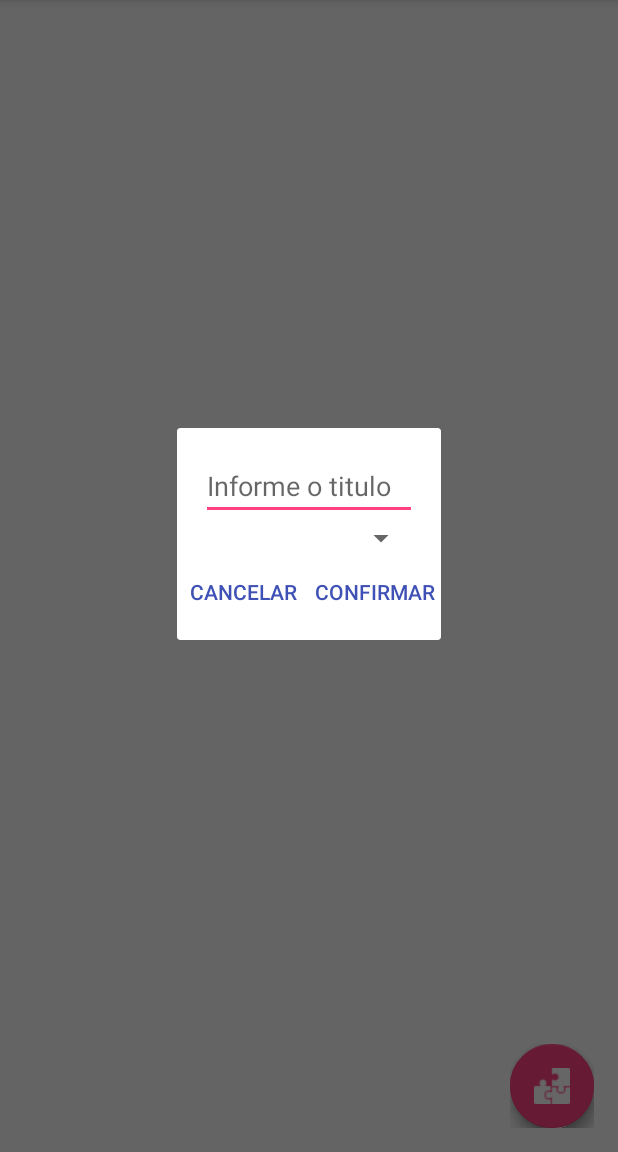
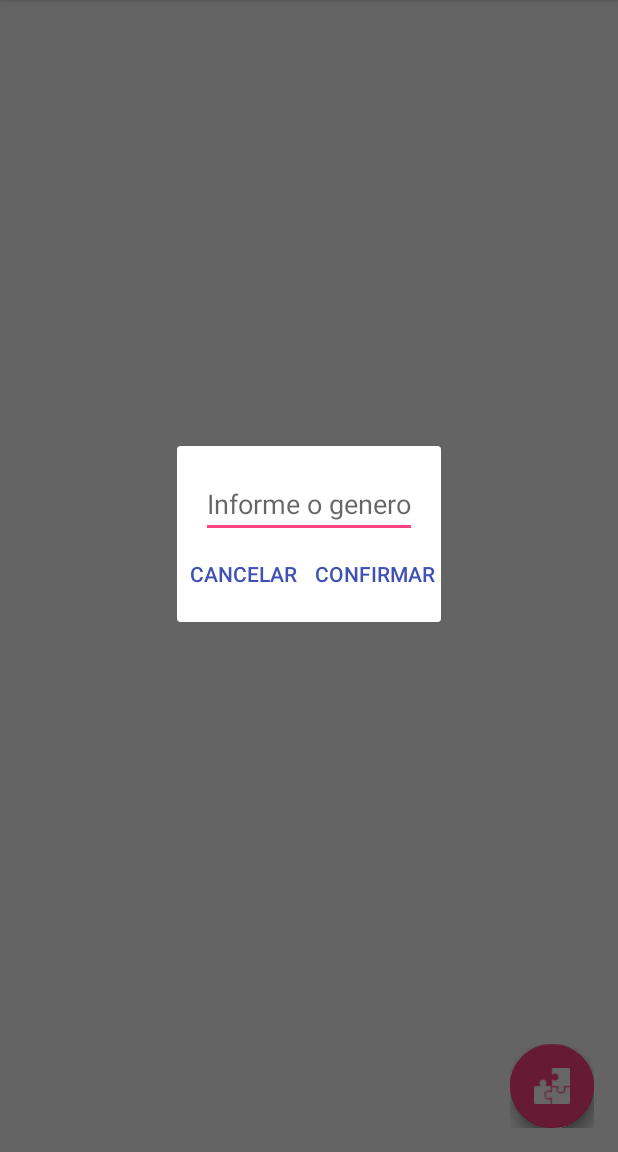
Before and after one commit to heiderlopes/MeusGamesORM, an Android app: the screen it shows after launch (MainActivity), after a tap on an icon or button, on a phone screen of 412 x 824 dp, the part 84-1236 px from its top. Run offline under Robolectric (Android 15) with nearby library versions, the phone set to English and light mode, and no system bars; libraries missing offline, so code that uses them is left out: com.activeandroid, com.activeandroid.annotation, com.activeandroid.query, com.facebook.stetho, com.github.clans.fab; plain views replace FloatingActionButton, FloatingActionMenu; 14 statements that could not run were skipped.

Commit message:
Inclusao de genero

```diff
--- a/app/src/main/java/br/com/heiderlopes/meusgames/MainActivity.java
+++ b/app/src/main/java/br/com/heiderlopes/meusgames/MainActivity.java
@@ -82,6 +82,11 @@ public class MainActivity extends AppCompatActivity {
         dialogGame(new Game());
     }
 
+    public void novoGenero(View v) {
+        fMenu.close(true);
+        dialogGenero();
+    }
+
     // Abre o dialog para adicionar um novo game na lista e no banco
     private void dialogGame(final Game game) {
         final boolean isInsert = game.getId() == null ? true : false;
@@ -152,4 +157,34 @@ public class MainActivity extends AppCompatActivity {
             }
         });
     }
+
+    private void dialogGenero() {
+        final Dialog dialog = new Dialog(this);
+        dialog.setContentView(R.layout.new_genero);
+        dialog.setTitle("Novo Genero");
+        final EditText etGenero = (EditText)dialog.findViewById(R.id.etGenero);
+        Button btConfirmar = (Button) dialog.findViewById(R.id.btConfirmar);
+
+        btConfirmar.setOnClickListener(new View.OnClickListener() {
+            @Override
+            public void onClick(View v) {
+                Genero genero = new Genero();
+                genero.setDescricao(etGenero.getText().toString());
+                genero.save();
+                dialog.dismiss();
+                Toast.makeText(MainActivity.this, "Dado gravado com sucesso!", Toast.LENGTH_SHORT).show();
+            }
+        });
+
+        Button btCancelar = (Button) dialog.findViewById(R.id.btCancelar);
+
+        btCancelar.setOnClickListener(new View.OnClickListener() {
+            @Override
+            public void onClick(View v) {
+                dialog.dismiss();
+            }
+        });
+
+        dialog.show();
+    }
 }
--- a/app/src/main/res/layout/activity_main.xml
+++ b/app/src/main/res/layout/activity_main.xml
@@ -35,7 +35,8 @@
             android:layout_height="wrap_content"
             android:src="@drawable/puzzle"
             fab:fab_size="mini"
-            fab:fab_label="Novo Genero" />
+            fab:fab_label="Novo Genero"
+            android:onClick="novoGenero"/>
 
     </com.github.clans.fab.FloatingActionMenu>
 
--- /dev/null
+++ b/app/src/main/res/layout/new_genero.xml
@@ -0,0 +1,42 @@
+<?xml version="1.0" encoding="utf-8"?>
+<LinearLayout xmlns:android="http://schemas.android.com/apk/res/android"
+    android:layout_width="match_parent"
+    android:layout_height="match_parent"
+    android:orientation="vertical">
+
+
+    <EditText
+        android:id="@+id/etGenero"
+        android:layout_width="match_parent"
+        android:layout_height="wrap_content"
+        android:layout_marginLeft="16dp"
+        android:layout_marginRight="16dp"
+        android:layout_marginTop="16dp"
+        android:hint="Informe o genero" />
+
+    <LinearLayout
+        android:layout_width="match_parent"
+        android:layout_height="wrap_content"
+        android:layout_marginBottom="8dp"
+        android:orientation="horizontal">
+
+        <Button
+            android:id="@+id/btCancelar"
+            android:layout_width="match_parent"
+            android:layout_height="wrap_content"
+            android:layout_weight="0.5"
+            android:background="@android:color/transparent"
+            android:text="Cancelar"
+            android:textColor="@color/colorPrimary"/>
+
+        <Button
+            android:id="@+id/btConfirmar"
+            android:layout_width="match_parent"
+            android:layout_height="wrap_content"
+            android:layout_weight="0.5"
+            android:background="@android:color/transparent"
+            android:text="Confirmar"
+            android:textColor="@color/colorPrimary"/>
+    </LinearLayout>
+
+</LinearLayout>
```
